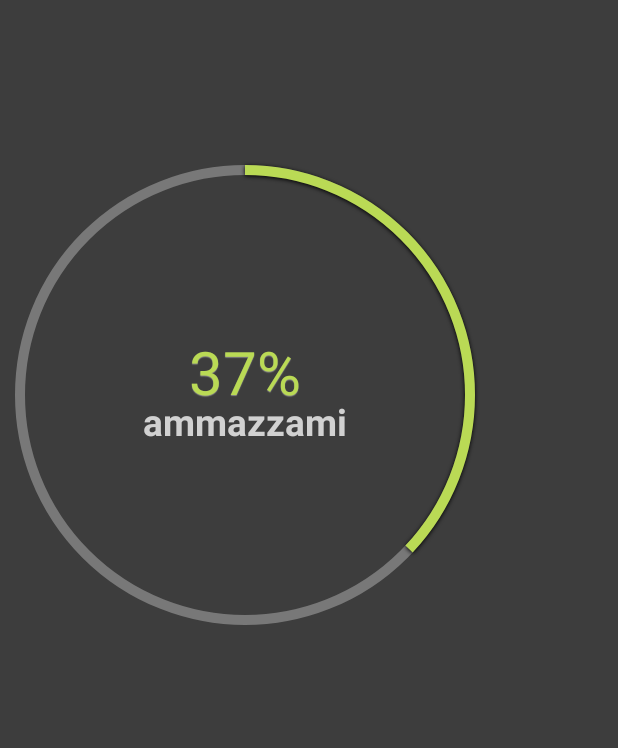
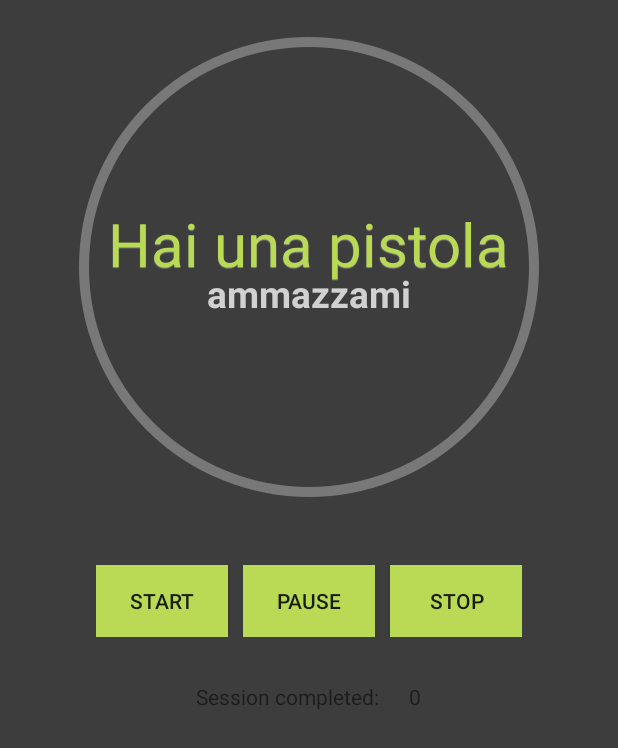
Before and after one commit to RiccardoGrigoletto/Progetto-LPSMT, an Android app: the screen it shows after launch (MainActivity), on a phone screen of 412 x 824 dp. Shown: the top 748 px of the screen. Run offline under Robolectric (Android 15) with nearby library versions, the phone set to English and light mode, and no system bars.

Commit message:
Added the 3 options buttons

```diff
--- a/app/src/main/java/com/example/marco/progettolpsmt/MainActivity.java
+++ b/app/src/main/java/com/example/marco/progettolpsmt/MainActivity.java
@@ -1,36 +1,144 @@
 package com.example.marco.progettolpsmt;
 
+import android.animation.Animator;
+import android.animation.ValueAnimator;
 import android.content.Intent;
+import android.os.Build;
+import android.support.annotation.RequiresApi;
 import android.support.v7.app.AppCompatActivity;
 import android.os.Bundle;
+import android.view.View;
+import android.widget.Button;
+import android.widget.TextView;
 
 public class MainActivity extends AppCompatActivity {
 
+
+
+    private CircularProgressBar studytimer=null;
+    private Button start;
+    private Button stop;
+    private Button pause;
+    private boolean isStarted= false;
+    private TextView counter;
+    private int sessionCounter=0;
     @Override
     protected void onCreate(Bundle savedInstanceState) {
         super.onCreate(savedInstanceState);
         setContentView(R.layout.activity_main);
+        studytimer = (CircularProgressBar) findViewById(R.id.study);
+        start = (Button) findViewById(R.id.start);
+        stop = (Button) findViewById(R.id.stop);
+        pause = (Button) findViewById(R.id.pause);
+        counter = (TextView) findViewById(R.id.counter);
 
-        final CircularProgressBar studytimer = (CircularProgressBar) findViewById(R.id.study);
+        pause.setClickable(false);
+        stop.setClickable(false);
 
-        studytimer.animateProgressTo(0, 100, new CircularProgressBar.ProgressAnimationListener() {
+        /**
+         * adding listener to start button, used to start the animation and resume it
+         */
+        start.setOnClickListener(new View.OnClickListener(){
+            @RequiresApi(api = Build.VERSION_CODES.KITKAT)
+            @Override
+            public void onClick(View view) {
+                if(isStarted==false) {
+                    startAnimation(studytimer);
+                    stop.setClickable(true);
+                    pause.setClickable(true);
+                }
+                else{
+                    resumeAnimation(studytimer);
+                }
+            }
+        });
+
+        /**
+         * adding listener to pause button. It permit the user to pausing the session
+         */
+        pause.setOnClickListener(new View.OnClickListener() {
+            @RequiresApi(api = Build.VERSION_CODES.KITKAT)
+            @Override
+            public void onClick(View view) {
+               if(isStarted==true) {
+                   pauseAnimation(studytimer);
+                   start.setText("Resume");
+               }
+
+            }
+        });
+        /**
+         * adding listener to button stop, it permit to reset the session.
+         */
+        stop.setOnClickListener(new View.OnClickListener() {
+            @RequiresApi(api = Build.VERSION_CODES.KITKAT)
+            @Override
+            public void onClick(View view) {
+                if(isStarted==true){
+                    resetAnimation();
+                    isStarted = false;
+                    start.setText("Start");
+                }
+            }
+        });
+    }
+
+
+    /**
+     * Method that runs the timer animation
+     * @param timer
+     */
+    public void startAnimation (final CircularProgressBar timer){
+            timer.animateProgressTo(0, 100, new CircularProgressBar.ProgressAnimationListener() {
 
             @Override
             public void onAnimationStart() {
+                isStarted = true;
             }
 
             @Override
             public void onAnimationProgress(int progress) {
-                studytimer.setTitle(progress + "%");
+                timer.setTitle(progress + "%");
             }
-
             @Override
             public void onAnimationFinish() {
-                studytimer.setSubTitle("done");
+                //set started to know if there is a new animation
+                isStarted=false;
+                sessionCounter++;
+                counter.setText(""+sessionCounter);
+
             }
         });
 
-        /*Intent intent = new Intent(this, TimerActivity.class);
-        startActivity(intent);*/
+    }
+
+    /**
+     * Method that allow users pausing the session
+     * @param timer
+     */
+    @RequiresApi(api = Build.VERSION_CODES.KITKAT)
+    public void  pauseAnimation(final CircularProgressBar timer){
+        timer.pauseAnimation();
+    }
+
+    public void stopAnimation(final CircularProgressBar timer){
+        timer.stopAnimation();
+    }
+
+    /**
+     * Mwthod that permite users to resume the session that was paused
+     * @param timer
+     */
+    @RequiresApi(api = Build.VERSION_CODES.KITKAT)
+    public void resumeAnimation(final CircularProgressBar timer){
+        timer.resumeAnimation();
+    }
+
+    /**
+     * Method that permite to reset sessions.
+     */
+    public void resetAnimation(){
+        studytimer.clearAnimation();
+        studytimer.setProgress(0);
     }
 }
--- a/app/src/main/res/layout/activity_main.xml
+++ b/app/src/main/res/layout/activity_main.xml
@@ -1,26 +1,79 @@
 <?xml version="1.0" encoding="utf-8"?>
-<LinearLayout xmlns:android="http://schemas.android.com/apk/res/android"
+<LinearLayout
+    xmlns:android="http://schemas.android.com/apk/res/android"
     xmlns:circular="http://schemas.android.com/apk/res-auto"
     xmlns:tools="http://schemas.android.com/tools"
     android:layout_width="match_parent"
     android:layout_height="match_parent"
     android:background="#3d3d3d"
     android:orientation="vertical"
-    tools:context=".MainActivity" >
-    <LinearLayout
-        android:layout_width="match_parent"
-        android:layout_height="wrap_content"
-        android:orientation="horizontal" >
-        <com.example.marco.progettolpsmt.CircularProgressBar
+    tools:context=".MainActivity">
+        <LinearLayout
+            android:layout_width="match_parent"
+            android:layout_height="wrap_content"
+            android:orientation="horizontal"
+            android:gravity="center">
+            <com.example.marco.progettolpsmt.CircularProgressBar
             android:id="@+id/study"
             style="@style/Widget.ProgressBar.CircularProgressBar"
             android:layout_width="300dip"
             android:layout_height="3000dip"
-            android:layout_marginTop="100dip"
+            android:layout_marginTop="10dip"
             circular:cpb_subtitle="ammazzami"
             circular:cpb_title="Hai una pistola"
             circular:circ_height="40dp"
             circular:circ_width="25dp"/>
     </LinearLayout>
+    <LinearLayout
+        android:layout_width="wrap_content"
+        android:layout_height="wrap_content"
+        android:orientation="horizontal"
+        android:layout_gravity="center"
+        android:layout_marginTop="30dip">
+        <Button
+            android:id="@+id/start"
+            style="@style/Widget.ProgressBar.CircularProgressBar"
+            android:layout_width="wrap_content"
+            android:layout_height="wrap_content"
+            android:layout_marginTop="10dip"
+            android:text="Start"
+            android:background="#bada55"/>
+        <Button
+            android:id="@+id/pause"
+            style="@style/Widget.ProgressBar.CircularProgressBar"
+            android:layout_width="wrap_content"
+            android:layout_height="wrap_content"
+            android:layout_marginTop="10dip"
+            android:text="Pause"
+            android:layout_marginLeft="10dp"
+            android:background="#bada55"/>
+        <Button
+            android:id="@+id/stop"
+            style="@style/Widget.ProgressBar.CircularProgressBar"
+            android:layout_width="wrap_content"
+            android:layout_height="wrap_content"
+            android:layout_marginTop="10dip"
+            android:layout_marginLeft="10dp"
+            android:text="Stop"
+            android:background="#bada55"/>
+    </LinearLayout>
+    <LinearLayout
+        android:layout_width="wrap_content"
+        android:layout_height="wrap_content"
+        android:orientation="horizontal"
+        android:layout_gravity="center"
+        android:layout_marginTop="30dip">
+        <TextView
+            android:layout_width="wrap_content"
+            android:layout_height="wrap_content"
+            android:text="Session completed:"
+            />
+        <TextView
+            android:id="@+id/counter"
+            android:layout_width="wrap_content"
+            android:layout_height="wrap_content"
+            android:text="0"
+            android:layout_marginLeft="20dp"/>
+    </LinearLayout>
 
 </LinearLayout>
```
Also changed, not shown: app/src/main/java/com/example/marco/progettolpsmt/CircularProgressBar.java (+39 -4 lines).
